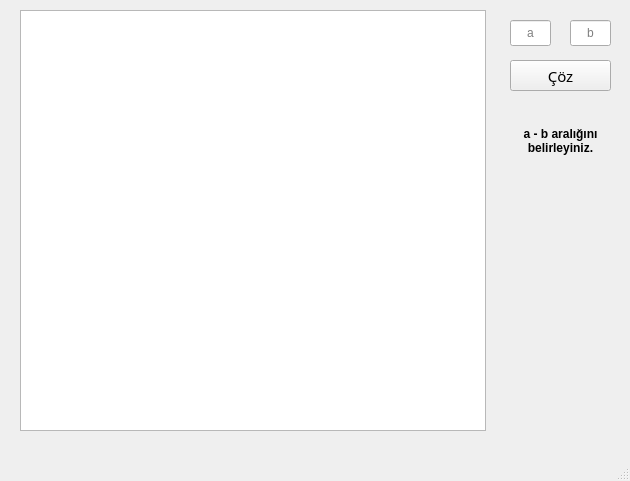
Old version of the form ikiye-yarilama-yontemi/mainwindow.ui in the repository lacriment/sayisal-cozumleme.
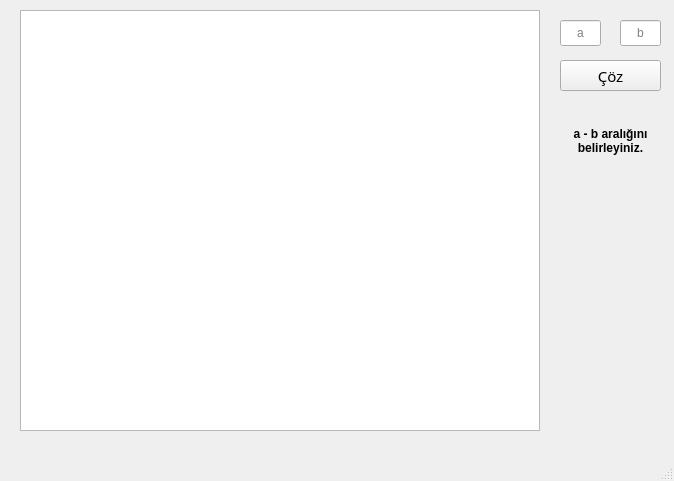
New version of the form.

Commit message: ilk satırdaki değerler horizontalHeaderItem'a taşındı

What changed in the file:
```diff
--- a/ikiye-yarilama-yontemi/mainwindow.ui
+++ b/ikiye-yarilama-yontemi/mainwindow.ui
@@ -6,7 +6,7 @@
    <rect>
     <x>0</x>
     <y>0</y>
-    <width>630</width>
+    <width>674</width>
     <height>481</height>
    </rect>
   </property>
@@ -20,7 +20,7 @@
    <widget class="QPushButton" name="pushButton">
     <property name="geometry">
      <rect>
-      <x>510</x>
+      <x>560</x>
       <y>60</y>
       <width>101</width>
       <height>31</height>
@@ -41,7 +41,7 @@
      <rect>
       <x>20</x>
       <y>10</y>
-      <width>466</width>
+      <width>520</width>
       <height>421</height>
      </rect>
     </property>
@@ -52,7 +52,7 @@
    <widget class="QLineEdit" name="le_a">
     <property name="geometry">
      <rect>
-      <x>510</x>
+      <x>560</x>
       <y>20</y>
       <width>41</width>
       <height>26</height>
@@ -68,7 +68,7 @@
    <widget class="QLineEdit" name="le_b">
     <property name="geometry">
      <rect>
-      <x>570</x>
+      <x>620</x>
       <y>20</y>
       <width>41</width>
       <height>26</height>
@@ -87,7 +87,7 @@
    <widget class="QLabel" name="lbl_durum">
     <property name="geometry">
      <rect>
-      <x>510</x>
+      <x>560</x>
       <y>100</y>
       <width>101</width>
       <height>81</height>
```
Left out of the diff: 2 changed lines with no effect on the pictures. The commit also changes 1 other file.
